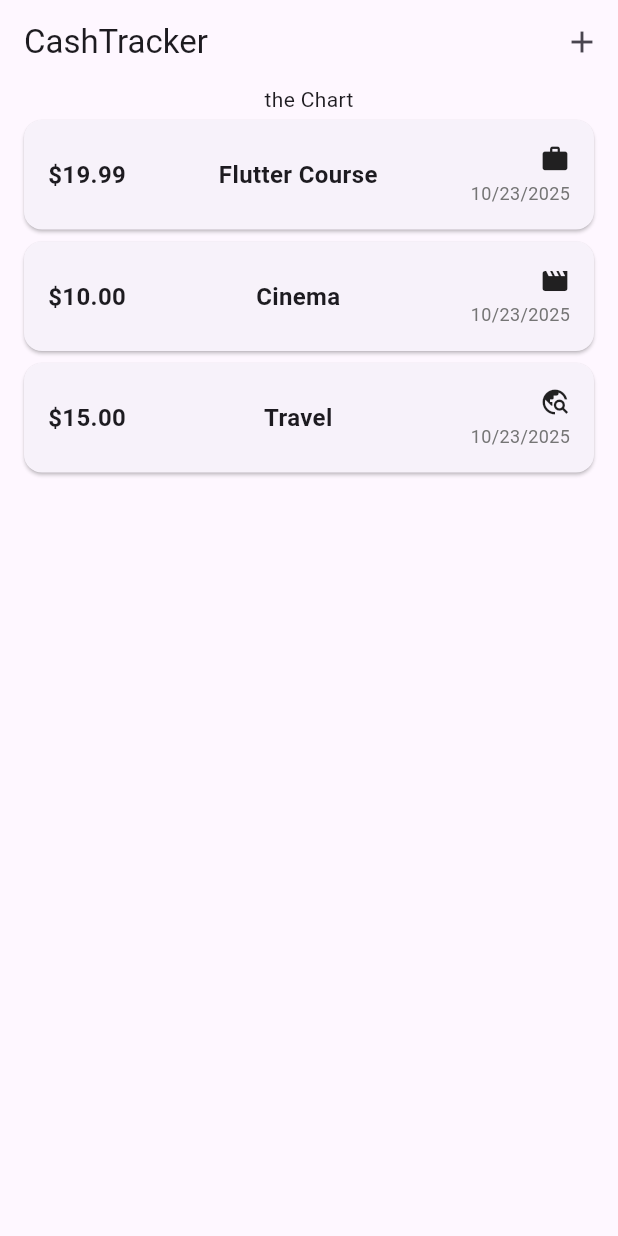
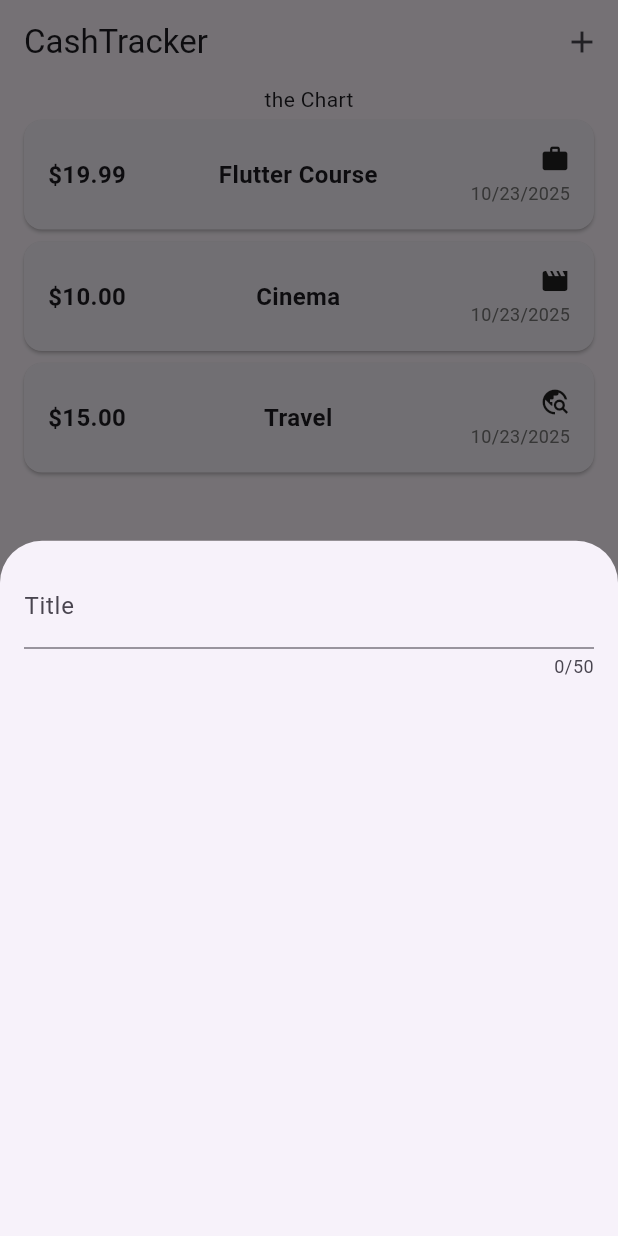
Before and after one commit to ishivpoojan22/cashtrack, a Flutter app: the screen it shows after launch, after a tap on the "add" icon, on a phone screen of 412 x 824 dp. Run offline on Flutter 3.47's test engine with Material 3 defaults, Android fonts, the phone set to English and light mode, and no system bars.

Commit message:
generate modeal sheet on plus icon

```diff
--- a/lib/main.dart
+++ b/lib/main.dart
@@ -3,7 +3,7 @@ import 'package:cashtrack/widget/expenses.dart';
 
 void main() {
   runApp( MaterialApp(
-    theme: ThemeData(useMaterial3: true),
+    // theme: ThemeData(useMaterial3: true),
     home: Expenses()
     ),
   );
--- a/lib/widget/expenses.dart
+++ b/lib/widget/expenses.dart
@@ -1,5 +1,6 @@
 import 'package:cashtrack/widget/expenses_list/expense_list.dart';
 import 'package:cashtrack/models/expense.dart';
+import 'package:cashtrack/widget/new_expenses.dart';
 import 'package:flutter/material.dart';
 
 class Expenses extends StatefulWidget {
@@ -30,12 +31,25 @@ class _ExpensesState extends State<Expenses> {
       category: Category.travel,
     ),
   ];
+
+  void _openAddExpenseOverlay() {
+    showModalBottomSheet(
+      context: context,
+      builder: (ctx) => NewExpenses(),
+    );
+  }
+
   @override
   Widget build(BuildContext context) {
     return Scaffold(
       appBar: AppBar(
         title: Text('CashTracker'),
-        actions: [IconButton(onPressed: () {}, icon: const Icon(Icons.add))],
+        actions: [
+          IconButton(
+            onPressed: _openAddExpenseOverlay,
+            icon: const Icon(Icons.add),
+          ),
+        ],
       ),
       body: Column(
         children: [
--- /dev/null
+++ b/lib/widget/new_expenses.dart
@@ -0,0 +1,27 @@
+import 'package:flutter/material.dart';
+
+class NewExpenses extends StatefulWidget {
+  const NewExpenses({super.key});
+
+  @override
+  State<NewExpenses> createState() {
+    return _NewExpenses();
+  }
+}
+
+class _NewExpenses extends State<NewExpenses> {
+  @override
+  Widget build(BuildContext context) {
+    return Padding(
+      padding: EdgeInsets.all(16),
+      child: Column(
+        children: [
+          TextField(
+            maxLength: 50,
+            decoration: InputDecoration(label: Text('Title')),
+          ),
+        ],
+      ),
+    );
+  }
+}
```
